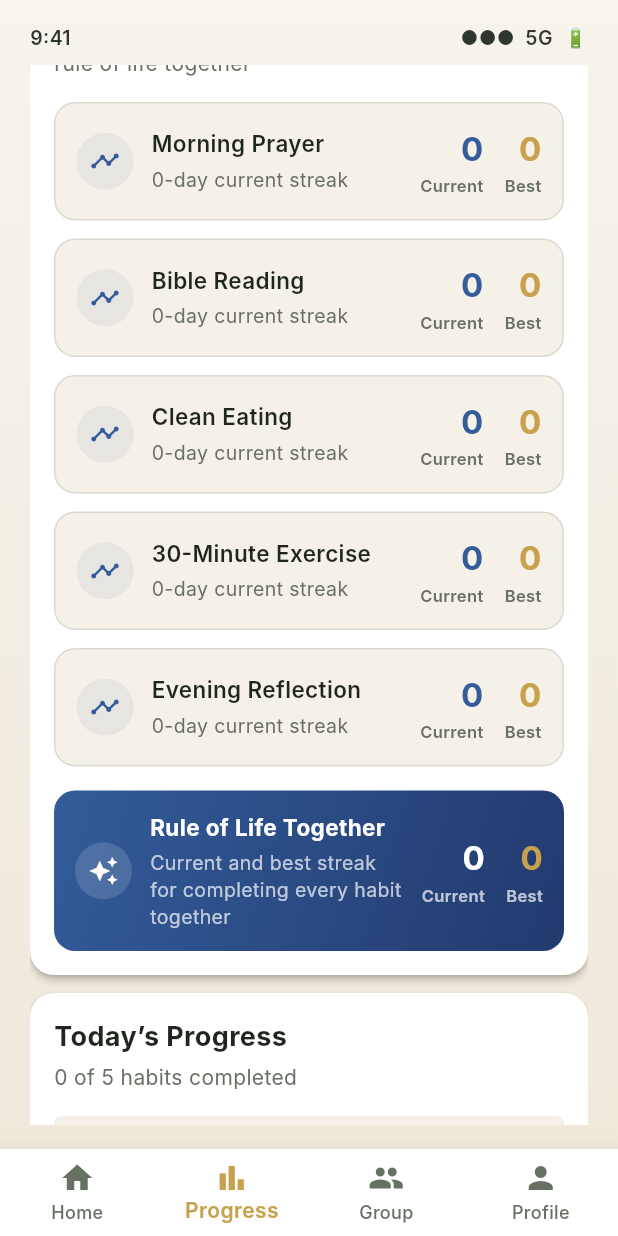
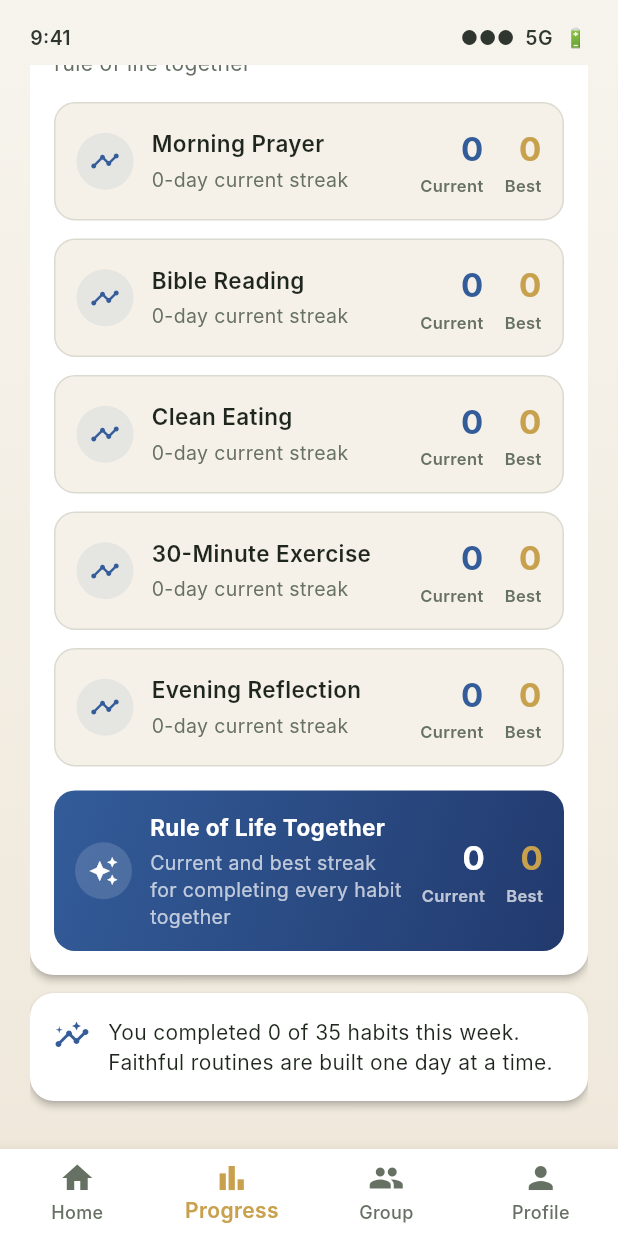
Before and after one commit to StevenKraft-Developer/ora-forma, a Flutter app: the screen it shows after launch, item 2 of the bottom bar chosen, scrolled down 828 dp, on a phone screen of 412 x 824 dp. Run offline on Flutter 3.47's test engine with Material 3 defaults, Android fonts, the phone set to English and light mode, and no system bars; our stand-ins replace shared_preferences; Roboto replaces fonts that are missing (Inter).

Commit message:
Refine progress screen, fix profile lint warning and update group screen copy

```diff
--- a/lib/progress_screen.dart
+++ b/lib/progress_screen.dart
@@ -95,7 +95,7 @@ class _ProgressPhoneScreen extends StatelessWidget {
                       const SizedBox(width: 12),
                       Expanded(
                         child: StatCard(
-                          title: 'Completion',
+                          title: 'Today Rate',
                           value: '${(completionPercent * 100).round()}%',
                           icon: Icons.insights,
                           iconColor: OraColors.primary,
@@ -114,20 +114,9 @@ class _ProgressPhoneScreen extends StatelessWidget {
                   const SizedBox(height: 12),
                   HabitStreaksCard(habits: progress.habits),
                   const SizedBox(height: 12),
-                  TodayProgressCard(
-                    completedCount: completedCount,
-                    totalCount: totalCount,
-                    completionPercent: completionPercent,
-                  ),
-                  const SizedBox(height: 12),
-                  TodayHabitsCard(
-                    habits: progress.habits,
-                    completedHabitIds: progress.completedHabitIds,
-                  ),
-                  const SizedBox(height: 12),
                   InsightCard(
                     message:
-                        'You completed $completedThisWeek of $totalThisWeek habits so far this week. Keep stacking small wins with consistency.',
+                        'You completed $completedThisWeek of $totalThisWeek habits this week. Faithful routines are built one day at a time.',
                   ),
                   const SizedBox(height: 16),
                 ],
@@ -198,7 +187,7 @@ class _ProgressHeroCard extends StatelessWidget {
                 'Review streaks, weekly consistency, and the habits that are shaping your rule of life.',
                 style: TextStyle(
                   fontSize: 15,
-                  color: Colors.white.withOpacity(0.8),
+                  color: Colors.white.withValues(alpha: 0.8),
                   height: 1.4,
                 ),
               ),
@@ -291,7 +280,7 @@ class WeeklyProgressCard extends StatelessWidget {
           crossAxisAlignment: CrossAxisAlignment.start,
           children: [
             const Text(
-              'Weekly Progress',
+              'This Week\'s Progress',
               style: TextStyle(
                 fontSize: 18,
                 fontWeight: FontWeight.bold,
@@ -385,7 +374,7 @@ class WeeklyCard extends StatelessWidget {
                               ? OraColors.primary
                               : completed
                               ? OraColors.gold
-                              : OraColors.muted.withOpacity(0.35),
+                              : OraColors.muted.withValues(alpha: 0.35),
                           width: isToday ? 2 : 1.5,
                         ),
                         shape: BoxShape.circle,
@@ -419,10 +408,7 @@ class WeeklyCard extends StatelessWidget {
 class HabitStreaksCard extends StatelessWidget {
   final List<Habit> habits;
 
-  const HabitStreaksCard({
-    super.key,
-    required this.habits,
-  });
+  const HabitStreaksCard({super.key, required this.habits});
 
   @override
   Widget build(BuildContext context) {
@@ -434,9 +420,7 @@ class HabitStreaksCard extends StatelessWidget {
     return Card(
       color: OraColors.surface,
       elevation: 2,
-      shape: RoundedRectangleBorder(
-        borderRadius: BorderRadius.circular(16),
-      ),
+      shape: RoundedRectangleBorder(borderRadius: BorderRadius.circular(16)),
       child: Padding(
         padding: const EdgeInsets.all(16),
         child: Column(
@@ -453,16 +437,15 @@ class HabitStreaksCard extends StatelessWidget {
             const SizedBox(height: 4),
             const Text(
               'Track consistency for each habit and your full rule of life together',
-              style: TextStyle(
-                fontSize: 14,
-                color: OraColors.muted,
-              ),
+              style: TextStyle(fontSize: 14, color: OraColors.muted),
             ),
             const SizedBox(height: 16),
             ...habits.map((habit) {
               final currentStreak = progress.currentStreakForHabit(habit.id);
               final bestStreak = progress.longestStreakForHabit(habit.id);
-              final isActiveToday = progress.completedHabitIds.contains(habit.id);
+              final isActiveToday = progress.completedHabitIds.contains(
+                habit.id,
+              );
 
               return Padding(
                 padding: const EdgeInsets.only(bottom: 12),
@@ -476,8 +459,8 @@ class HabitStreaksCard extends StatelessWidget {
                     borderRadius: BorderRadius.circular(14),
                     border: Border.all(
                       color: isActiveToday
-                          ? OraColors.gold.withOpacity(0.45)
-                          : OraColors.muted.withOpacity(0.18),
+                          ? OraColors.gold.withValues(alpha: 0.45)
+                          : OraColors.muted.withValues(alpha: 0.18),
                     ),
                   ),
                   child: Row(
@@ -487,8 +470,8 @@ class HabitStreaksCard extends StatelessWidget {
                         height: 38,
                         decoration: BoxDecoration(
                           color: isActiveToday
-                              ? OraColors.gold.withOpacity(0.16)
-                              : OraColors.primary.withOpacity(0.08),
+                              ? OraColors.gold.withValues(alpha: 0.16)
+                              : OraColors.primary.withValues(alpha: 0.08),
                           shape: BoxShape.circle,
                         ),
                         child: Icon(
@@ -579,13 +562,10 @@ class HabitStreaksCard extends StatelessWidget {
                   ),
                 ),
               );
-            }).toList(),
+            }),
             const SizedBox(height: 4),
             Container(
-              padding: const EdgeInsets.symmetric(
-                horizontal: 14,
-                vertical: 14,
-              ),
+              padding: const EdgeInsets.symmetric(horizontal: 14, vertical: 14),
               decoration: BoxDecoration(
                 gradient: const LinearGradient(
                   colors: [OraColors.primary, OraColors.primaryDeep],
@@ -600,7 +580,7 @@ class HabitStreaksCard extends StatelessWidget {
                     width: 38,
                     height: 38,
                     decoration: BoxDecoration(
-                      color: Colors.white.withOpacity(0.14),
+                      color: Colors.white.withValues(alpha: 0.14),
                       shape: BoxShape.circle,
                     ),
                     child: const Icon(
@@ -690,144 +670,6 @@ class HabitStreaksCard extends StatelessWidget {
   }
 }
 
-class TodayProgressCard extends StatelessWidget {
-  final int completedCount;
-  final int totalCount;
-  final double completionPercent;
-
-  const TodayProgressCard({
-    super.key,
-    required this.completedCount,
-    required this.totalCount,
-    required this.completionPercent,
-  });
-
-  @override
-  Widget build(BuildContext context) {
-    final progressPercent = (completionPercent * 100).round();
-
-    return Card(
-      color: OraColors.surface,
-      elevation: 2,
-      shape: RoundedRectangleBorder(borderRadius: BorderRadius.circular(16)),
-      child: Padding(
-        padding: const EdgeInsets.all(16),
-        child: Column(
-          crossAxisAlignment: CrossAxisAlignment.start,
-          children: [
-            const Text(
-              'Today’s Progress',
-              style: TextStyle(
-                fontSize: 18,
-                fontWeight: FontWeight.bold,
-                color: OraColors.text,
-              ),
-            ),
-            const SizedBox(height: 4),
-            Text(
-              '$completedCount of $totalCount habits completed',
-              style: const TextStyle(fontSize: 14, color: OraColors.muted),
-            ),
-            const SizedBox(height: 16),
-            ClipRRect(
-              borderRadius: BorderRadius.circular(8),
-              child: LinearProgressIndicator(
-                value: completionPercent.clamp(0.0, 1.0),
-                minHeight: 10,
-                backgroundColor: OraColors.background,
-                valueColor: const AlwaysStoppedAnimation<Color>(OraColors.gold),
-              ),
-            ),
-            const SizedBox(height: 12),
-            Text(
-              '$progressPercent% complete',
-              style: const TextStyle(
-                fontSize: 14,
-                color: OraColors.text,
-                fontWeight: FontWeight.w600,
-              ),
-            ),
-          ],
-        ),
-      ),
-    );
-  }
-}
-
-class TodayHabitsCard extends StatelessWidget {
-  final List<Habit> habits;
-  final List<String> completedHabitIds;
-
-  const TodayHabitsCard({
-    super.key,
-    required this.habits,
-    required this.completedHabitIds,
-  });
-
-  @override
-  Widget build(BuildContext context) {
-    return Card(
-      color: OraColors.surface,
-      elevation: 2,
-      shape: RoundedRectangleBorder(borderRadius: BorderRadius.circular(16)),
-      child: Padding(
-        padding: const EdgeInsets.all(16),
-        child: Column(
-          crossAxisAlignment: CrossAxisAlignment.start,
-          children: [
-            const Text(
-              'Today’s Habits',
-              style: TextStyle(
-                fontSize: 18,
-                fontWeight: FontWeight.bold,
-                color: OraColors.text,
-              ),
-            ),
-            const SizedBox(height: 4),
-            const Text(
-              'Your current rule of life progress',
-              style: TextStyle(fontSize: 14, color: OraColors.muted),
-            ),
-            const SizedBox(height: 16),
-            ...habits.map((habit) {
-              final isCompleted = completedHabitIds.contains(habit.id);
-
-              return Padding(
-                padding: const EdgeInsets.only(bottom: 12),
-                child: Row(
-                  children: [
-                    Icon(
-                      isCompleted
-                          ? Icons.check_circle
-                          : Icons.radio_button_unchecked,
-                      color: isCompleted ? OraColors.success : OraColors.muted,
-                      size: 22,
-                    ),
-                    const SizedBox(width: 12),
-                    Expanded(
-                      child: Text(
-                        habit.title,
-                        style: TextStyle(
-                          fontSize: 15,
-                          fontWeight: FontWeight.w600,
-                          color: isCompleted ? OraColors.muted : OraColors.text,
-                          decoration: isCompleted
-                              ? TextDecoration.lineThrough
-                              : null,
-                        ),
-                      ),
-                    ),
-                  ],
-                ),
-              );
-            }).toList(),
-          ],
-        ),
-      ),
-    );
-  }
-}
-
 class InsightCard extends StatelessWidget {
   final String message;
 
```
Also changed, not shown: lib/group_screen.dart (+12 -12 lines), lib/home_screen.dart (+5 -5 lines), lib/profile_screen.dart (+21 -28 lines), 1 other file.
